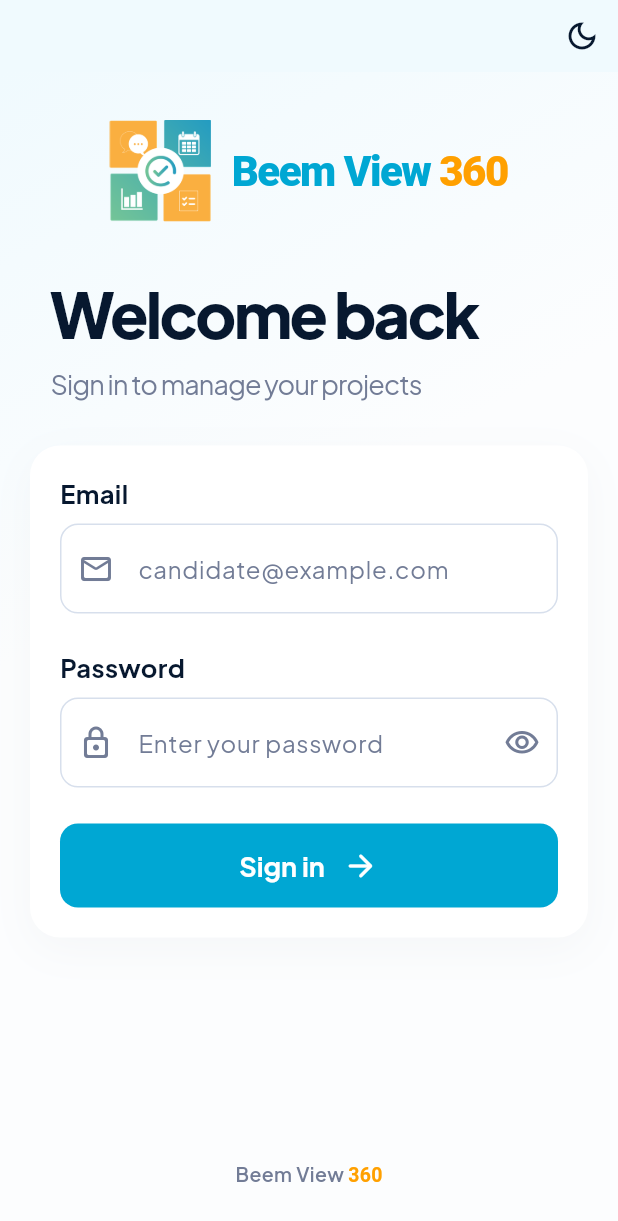
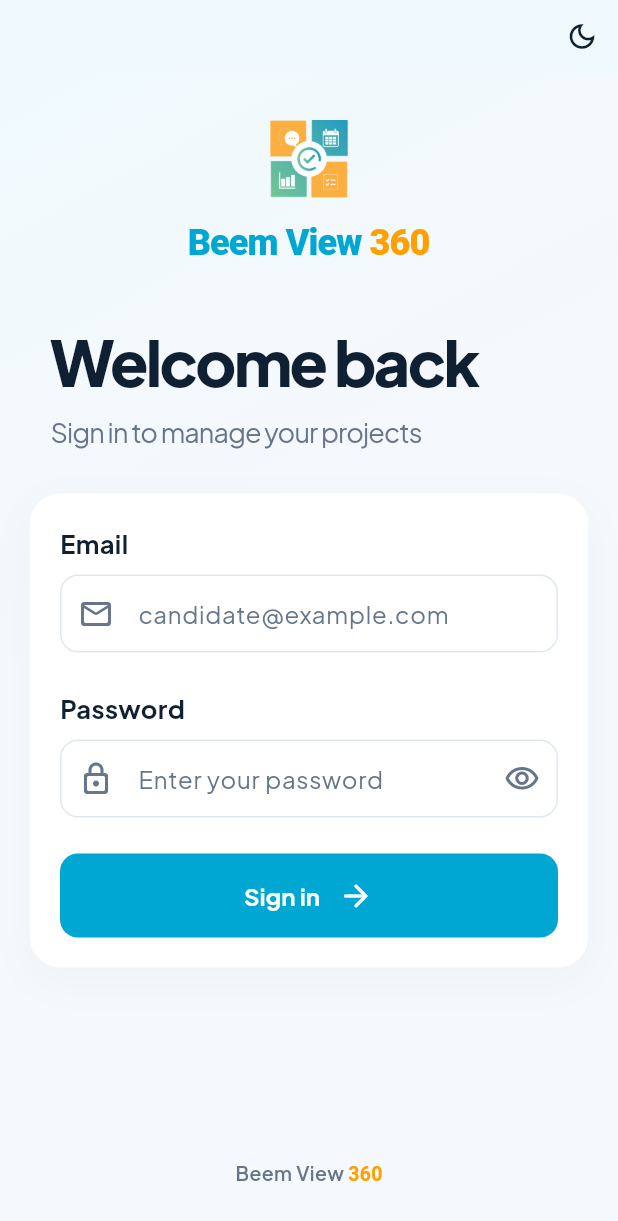
Before and after one commit to wassimbentaleb/BeemViewTH, a Flutter app: the screen it shows after launch, on a phone screen of 412 x 824 dp. Shown: the top 1221 px of the screen. Run offline on Flutter 3.47's test engine with Material 3 defaults, Android fonts, the phone set to English and light mode, and no system bars; our stand-ins replace flutter_secure_storage; accounts and stored records are empty.

Commit message:
Refine shared theme surfaces icons and animations

```diff
--- a/lib/app.dart
+++ b/lib/app.dart
@@ -98,6 +98,15 @@ class _BeemViewAppState extends State<BeemViewApp> {
             theme: AppTheme.light,
             darkTheme: AppTheme.dark,
             themeMode: _theme.mode,
+            themeAnimationDuration: const Duration(milliseconds: 240),
+            themeAnimationStyle:
+                WidgetsBinding
+                    .instance
+                    .platformDispatcher
+                    .accessibilityFeatures
+                    .disableAnimations
+                ? AnimationStyle.noAnimation
+                : null,
             home: home,
           );
         },
--- a/lib/core/app_theme.dart
+++ b/lib/core/app_theme.dart
@@ -46,13 +46,13 @@ class AppColors {
     primary: Color(0xFF00A7D3),
     onPrimary: Colors.white,
     amber: Color(0xFFFFA000),
-    text: Color(0xFF07182F),
-    muted: Color(0xFF727C96),
-    background: Color(0xFFFCFDFE),
+    text: Color(0xFF102033),
+    muted: Color(0xFF66758B),
+    background: Color(0xFFF5F8FC),
     surface: Colors.white,
-    border: Color(0xFFD7DFEC),
-    subtle: Color(0xFFE8EDF5),
-    chip: Color(0xFFF4F7FC),
+    border: Color(0xFFE0E7F0),
+    subtle: Color(0xFFEDF2F8),
+    chip: Color(0xFFF0F4FA),
     gradient: Color(0xFFF3FBFE),
     loginGradient: Color(0xFFF0FAFE),
     selected: Color(0xFFEAF9FE),
@@ -71,16 +71,16 @@ class AppColors {
     muted: Color(0xFFA4B2C8),
     background: Color(0xFF0D1422),
     surface: Color(0xFF172235),
-    border: Color(0xFF34435A),
+    border: Color(0xFF2A3950),
     subtle: Color(0xFF202D43),
     chip: Color(0xFF202D43),
-    gradient: Color(0xFF112C3A),
+    gradient: Color(0xFF111F30),
     loginGradient: Color(0xFF112C3A),
     selected: Color(0xFF183E50),
     warning: Color(0xFF332A1C),
     warningBorder: Color(0xFF7A6036),
     avatar: Color(0xFF183D50),
-    avatarText: Color(0xFF7CB8FF),
+    avatarText: Color(0xFF52D5F4),
     shadow: Colors.black,
   );
 
@@ -99,6 +99,10 @@ class AppTheme {
     visualDensity: VisualDensity.standard,
     fontFamily: 'PlusJakartaSans',
     scaffoldBackgroundColor: colors.background,
+    textTheme: TextTheme(
+      bodyMedium: TextStyle(color: colors.text, fontSize: 14, height: 1.5),
+      bodyLarge: TextStyle(color: colors.text, fontSize: 16, height: 1.5),
+    ),
     colorScheme: ColorScheme.fromSeed(
       brightness: brightness,
       seedColor: colors.primary,
@@ -111,6 +115,11 @@ class AppTheme {
       outlineVariant: colors.border,
     ),
     appBarTheme: AppBarTheme(
+      toolbarHeight: 56,
+      centerTitle: false,
+      titleSpacing: 20,
+      elevation: 0,
+      scrolledUnderElevation: 0,
       backgroundColor: colors.background,
       foregroundColor: colors.text,
     ),
@@ -120,7 +129,7 @@ class AppTheme {
       hintStyle: TextStyle(color: colors.muted),
       prefixIconColor: colors.muted,
       suffixIconColor: colors.muted,
-      contentPadding: const EdgeInsets.symmetric(horizontal: 16, vertical: 18),
+      contentPadding: const EdgeInsets.symmetric(horizontal: 16, vertical: 14),
       border: OutlineInputBorder(borderRadius: BorderRadius.circular(12)),
       enabledBorder: OutlineInputBorder(
         borderRadius: BorderRadius.circular(12),
@@ -139,10 +148,17 @@ class AppTheme {
         shape: RoundedRectangleBorder(borderRadius: BorderRadius.circular(12)),
         textStyle: const TextStyle(
           fontFamily: 'PlusJakartaSans',
-          fontSize: 18,
+          fontSize: 16,
           fontWeight: FontWeight.w700,
         ),
       ),
     ),
+    // La selection et les pressions utilisent les transitions Material courtes.
+    chipTheme: ChipThemeData(
+      shape: const StadiumBorder(),
+      side: BorderSide(color: colors.border),
+      padding: const EdgeInsets.symmetric(horizontal: 8, vertical: 6),
+    ),
+    progressIndicatorTheme: ProgressIndicatorThemeData(color: colors.primary),
   );
 }
--- a/lib/widgets/brand_logo.dart
+++ b/lib/widgets/brand_logo.dart
@@ -3,25 +3,20 @@ import 'package:flutter/material.dart';
 import '../core/app_theme.dart';
 
 class BrandLogo extends StatelessWidget {
-  const BrandLogo({super.key, this.large = false});
+  const BrandLogo({super.key, this.large = false, this.login = false});
 
   final bool large;
+  final bool login;
 
   @override
   Widget build(BuildContext context) {
-    return FittedBox(
-      fit: BoxFit.scaleDown,
-      child: Row(
-        mainAxisSize: MainAxisSize.min,
-        children: [
-          Image.asset(
+    final mark = Image.asset(
       'assets/images/beemview-logo.png',
-            width: large ? 68 : 28,
-            height: large ? 68 : 28,
+      width: login ? 40 : (large ? 52 : 28),
+      height: login ? 40 : (large ? 52 : 28),
       excludeFromSemantics: true,
-          ),
-          SizedBox(width: large ? 14 : 8),
-          Text.rich(
+    );
+    final wordmark = Text.rich(
       TextSpan(
         children: [
           TextSpan(
@@ -35,12 +30,26 @@ class BrandLogo extends StatelessWidget {
         ],
       ),
       style: TextStyle(
-              fontSize: large ? 28 : 16,
-              fontWeight: FontWeight.w800,
-              letterSpacing: -1,
+        fontSize: login ? 20 : (large ? 24 : 16),
+        fontWeight: login ? FontWeight.w700 : FontWeight.w800,
+        letterSpacing: login ? -0.4 : -0.6,
+        height: login ? 1.2 : null,
       ),
-          ),
+    );
+    return FittedBox(
+      fit: BoxFit.scaleDown,
+      child: large
+          ? Column(
+              mainAxisSize: MainAxisSize.min,
+              children: [
+                mark,
+                SizedBox(height: login ? 10 : 12),
+                wordmark,
               ],
+            )
+          : Row(
+              mainAxisSize: MainAxisSize.min,
+              children: [mark, const SizedBox(width: 8), wordmark],
             ),
     );
   }
--- a/lib/widgets/theme_toggle_button.dart
+++ b/lib/widgets/theme_toggle_button.dart
@@ -1,6 +1,7 @@
 import 'package:flutter/material.dart';
 
 import '../controllers/theme_controller.dart';
+import '../core/app_theme.dart';
 
 // Le scope reste au-dessus du Navigator pour partager le choix entre les routes.
 class ThemeScope extends InheritedNotifier<ThemeController> {
@@ -15,7 +16,9 @@ class ThemeScope extends InheritedNotifier<ThemeController> {
 }
 
 class ThemeToggleButton extends StatelessWidget {
-  const ThemeToggleButton({super.key});
+  const ThemeToggleButton({super.key, this.circular = false});
+
+  final bool circular;
 
   @override
   Widget build(BuildContext context) {
@@ -25,7 +28,28 @@ class ThemeToggleButton extends StatelessWidget {
     final dark = brightness == Brightness.dark;
     return IconButton(
       tooltip: dark ? 'Switch to light mode' : 'Switch to dark mode',
-      icon: Icon(dark ? Icons.light_mode_outlined : Icons.dark_mode_outlined),
+      style: IconButton.styleFrom(
+        foregroundColor: circular
+            ? AppColors.of(context).primary
+            : AppColors.of(context).text,
+        backgroundColor: circular ? AppColors.of(context).surface : null,
+        shape: circular ? const CircleBorder() : null,
+        fixedSize: circular ? const Size.square(40) : null,
+        elevation: circular ? 3 : 0,
+        shadowColor: circular
+            ? AppColors.of(context).shadow.withValues(alpha: 0.1)
+            : null,
+      ),
+      icon: AnimatedSwitcher(
+        duration: MediaQuery.disableAnimationsOf(context)
+            ? Duration.zero
+            : const Duration(milliseconds: 200),
+        child: Icon(
+          dark ? Icons.light_mode_outlined : Icons.dark_mode_outlined,
+          key: ValueKey(dark),
+          size: circular ? 20 : 22,
+        ),
+      ),
       onPressed: controller.isBusy
           ? null
           : () async {
```
Also changed, not shown: lib/widgets/app_icons.dart (added, +121 -0 lines), lib/widgets/app_surface.dart (added, +205 -0 lines). Lines whose indentation alone changed are shown as unchanged.
